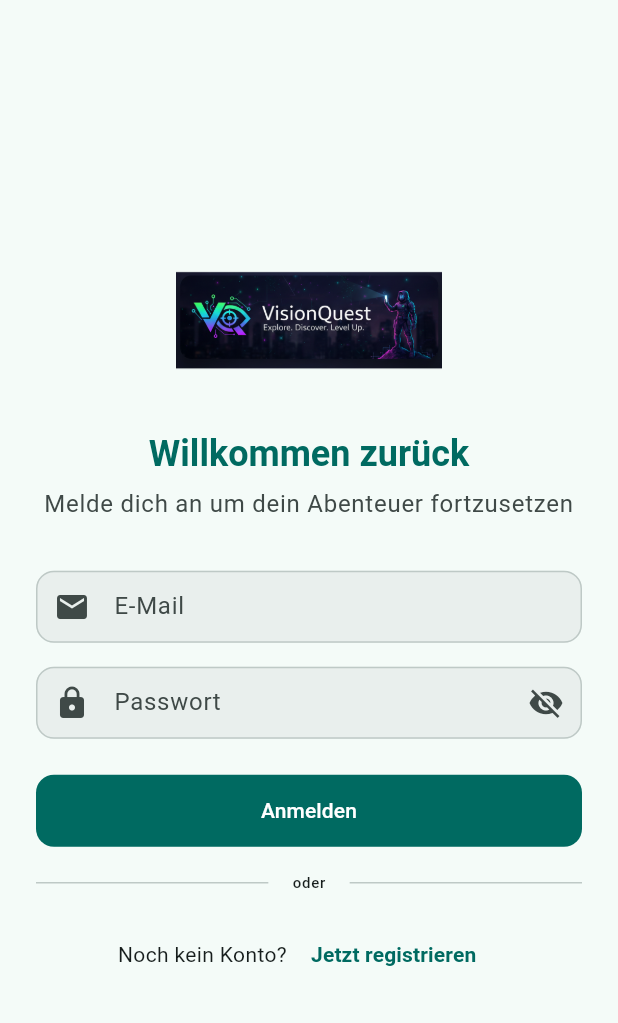
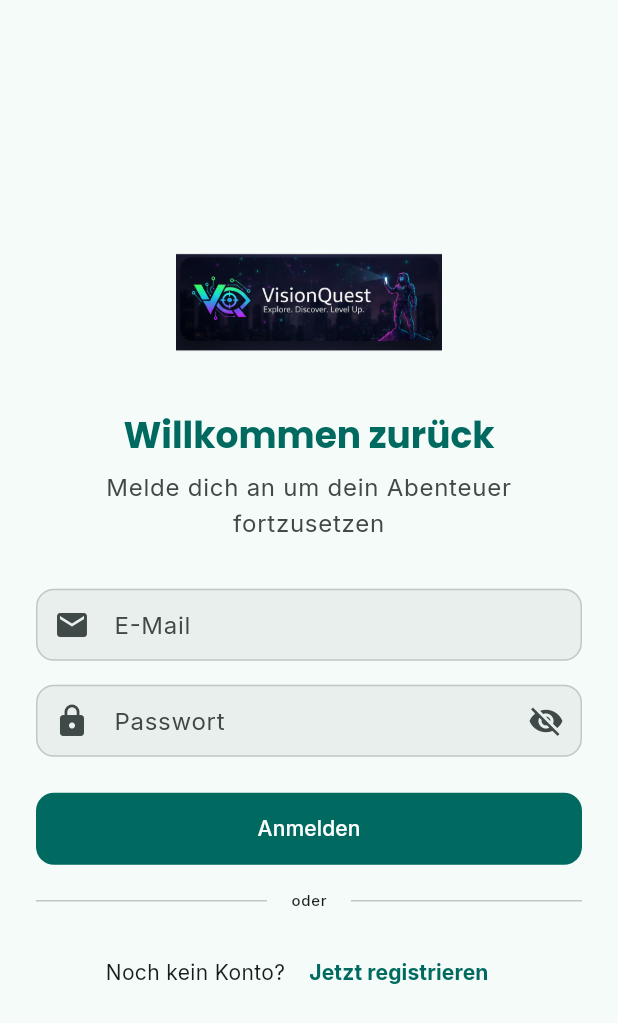
Before and after one commit to WatzingerM21052/VisionQuest, a Flutter app: the screen it shows after launch, on a phone screen of 412 x 824 dp. Shown: the top 1023 px of the screen. Run offline on Flutter 3.47's test engine with Material 3 defaults, Android fonts, the phone set to English and light mode, and no system bars; our stand-ins replace camera, flutter_riverpod, flutter_secure_storage, google_fonts, lottie.

Commit message:
Refactor HomeScreen layout and remove unnecessary animations; update text themes to use Google Fonts

```diff
--- a/Project/frontend/lib/theme/app_themes.dart
+++ b/Project/frontend/lib/theme/app_themes.dart
@@ -1,5 +1,6 @@
 import 'package:flutter/material.dart';
 
+import 'package:google_fonts/google_fonts.dart';
 import '../models/app_theme_option.dart';
 
 /// Zentrale Theme-Verwaltung für alle 5 App-Designs.
@@ -171,22 +172,61 @@ class AppThemes {
         shape: RoundedRectangleBorder(borderRadius: BorderRadius.circular(16)),
       ),
       scaffoldBackgroundColor: colorScheme.surface,
-      textTheme: const TextTheme(
-        displayLarge: TextStyle(fontWeight: FontWeight.bold, fontSize: 32),
-        displayMedium: TextStyle(fontWeight: FontWeight.bold, fontSize: 28),
-        displaySmall: TextStyle(fontWeight: FontWeight.bold, fontSize: 24),
-        headlineLarge: TextStyle(fontWeight: FontWeight.bold, fontSize: 24),
-        headlineMedium: TextStyle(fontWeight: FontWeight.bold, fontSize: 20),
-        headlineSmall: TextStyle(fontWeight: FontWeight.bold, fontSize: 16),
-        titleLarge: TextStyle(fontWeight: FontWeight.w600, fontSize: 18),
-        titleMedium: TextStyle(fontWeight: FontWeight.w600, fontSize: 16),
-        titleSmall: TextStyle(fontWeight: FontWeight.w600, fontSize: 14),
-        bodyLarge: TextStyle(fontSize: 16),
-        bodyMedium: TextStyle(fontSize: 14),
-        bodySmall: TextStyle(fontSize: 12),
-        labelLarge: TextStyle(fontWeight: FontWeight.w500, fontSize: 14),
-        labelMedium: TextStyle(fontWeight: FontWeight.w500, fontSize: 12),
-        labelSmall: TextStyle(fontWeight: FontWeight.w500, fontSize: 10),
+      textTheme: TextTheme(
+        displayLarge: GoogleFonts.poppins(
+          fontWeight: FontWeight.bold,
+          fontSize: 32,
+        ),
+        displayMedium: GoogleFonts.poppins(
+          fontWeight: FontWeight.bold,
+          fontSize: 28,
+        ),
+        displaySmall: GoogleFonts.poppins(
+          fontWeight: FontWeight.bold,
+          fontSize: 24,
+        ),
+        headlineLarge: GoogleFonts.poppins(
+          fontWeight: FontWeight.bold,
+          fontSize: 24,
+        ),
+        headlineMedium: GoogleFonts.poppins(
+          fontWeight: FontWeight.w700,
+          fontSize: 20,
+        ),
+        headlineSmall: GoogleFonts.poppins(
+          fontWeight: FontWeight.w700,
+          fontSize: 16,
+        ),
+        titleLarge: GoogleFonts.poppins(
+          fontWeight: FontWeight.w600,
+          fontSize: 18,
+        ),
+        titleMedium: GoogleFonts.poppins(
+          fontWeight: FontWeight.w600,
+          fontSize: 16,
+        ),
+        titleSmall: GoogleFonts.poppins(
+          fontWeight: FontWeight.w600,
+          fontSize: 14,
+        ),
+        bodyLarge: GoogleFonts.inter(fontSize: 16, fontWeight: FontWeight.w400),
+        bodyMedium: GoogleFonts.inter(
+          fontSize: 14,
+          fontWeight: FontWeight.w400,
+        ),
+        bodySmall: GoogleFonts.inter(fontSize: 12, fontWeight: FontWeight.w400),
+        labelLarge: GoogleFonts.inter(
+          fontWeight: FontWeight.w500,
+          fontSize: 14,
+        ),
+        labelMedium: GoogleFonts.inter(
+          fontWeight: FontWeight.w500,
+          fontSize: 12,
+        ),
+        labelSmall: GoogleFonts.inter(
+          fontWeight: FontWeight.w500,
+          fontSize: 10,
+        ),
       ),
     );
   }
--- a/Project/frontend/pubspec.yaml
+++ b/Project/frontend/pubspec.yaml
@@ -41,6 +41,7 @@ dependencies:
   provider: ^6.1.5+1
   flutter_riverpod: ^2.6.1
   lottie: ^3.1.2
+  google_fonts: ^6.1.0
 
 dev_dependencies:
   flutter_test:
```
Also changed, not shown: Project/frontend/lib/screens/home_screen.dart (+11 -77 lines), Project/frontend/pubspec.lock.
